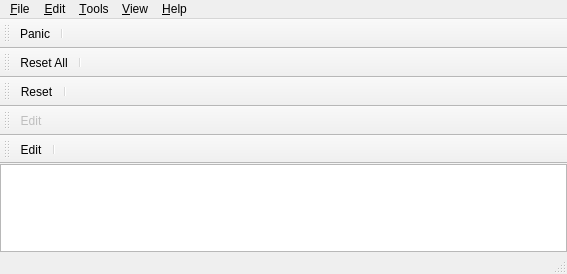
The window that src/vpiano.ui (pedrolcl/VMPK) describes before a commit, drawn with Qt 5.
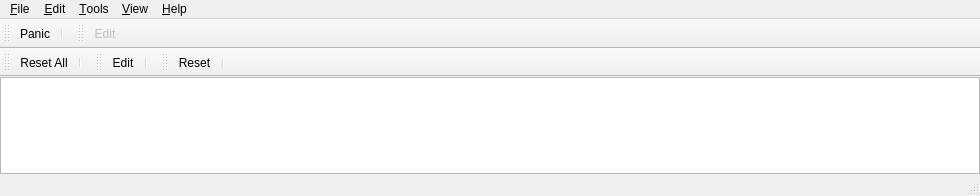
The same window after the commit. Icons and pictures are not drawn. Custom widgets are drawn as their Qt base class.

Commit message: Implementation of RFE #52 Adding Panic signal when change Base Octave (and MIDI channel as well) Initialization of extra controls toolbar with piano pedals (sustain, sostenuto, and soft) when empty Reorganization of toolbars

```diff
--- a/src/vpiano.ui
+++ b/src/vpiano.ui
@@ -23,8 +23,8 @@
    <rect>
     <x>0</x>
     <y>0</y>
-    <width>567</width>
-    <height>274</height>
+    <width>980</width>
+    <height>196</height>
    </rect>
   </property>
   <property name="windowTitle">
@@ -58,8 +58,8 @@
     <rect>
      <x>0</x>
      <y>0</y>
-     <width>567</width>
-     <height>22</height>
+     <width>980</width>
+     <height>23</height>
     </rect>
    </property>
    <widget class="QMenu" name="menuFile">
@@ -221,50 +221,6 @@
    <addaction name="actionPanic"/>
    <addaction name="separator"/>
   </widget>
-  <widget class="QToolBar" name="toolBarControllers">
-   <property name="sizePolicy">
-    <sizepolicy hsizetype="Minimum" vsizetype="Fixed">
-     <horstretch>0</horstretch>
-     <verstretch>0</verstretch>
-    </sizepolicy>
-   </property>
-   <property name="windowTitle">
-    <string>&amp;Controllers</string>
-   </property>
-   <property name="toolButtonStyle">
-    <enum>Qt::ToolButtonTextOnly</enum>
-   </property>
-   <attribute name="toolBarArea">
-    <enum>TopToolBarArea</enum>
-   </attribute>
-   <attribute name="toolBarBreak">
-    <bool>true</bool>
-   </attribute>
-   <addaction name="actionResetAll"/>
-   <addaction name="separator"/>
-  </widget>
-  <widget class="QToolBar" name="toolBarBender">
-   <property name="sizePolicy">
-    <sizepolicy hsizetype="Minimum" vsizetype="Fixed">
-     <horstretch>0</horstretch>
-     <verstretch>0</verstretch>
-    </sizepolicy>
-   </property>
-   <property name="windowTitle">
-    <string>Pitch &amp;Bender</string>
-   </property>
-   <property name="toolButtonStyle">
-    <enum>Qt::ToolButtonTextOnly</enum>
-   </property>
-   <attribute name="toolBarArea">
-    <enum>TopToolBarArea</enum>
-   </attribute>
-   <attribute name="toolBarBreak">
-    <bool>true</bool>
-   </attribute>
-   <addaction name="actionReset"/>
-   <addaction name="separator"/>
-  </widget>
   <widget class="QToolBar" name="toolBarPrograms">
    <property name="sizePolicy">
     <sizepolicy hsizetype="Minimum" vsizetype="Fixed">
@@ -282,10 +238,32 @@
     <enum>TopToolBarArea</enum>
    </attribute>
    <attribute name="toolBarBreak">
-    <bool>true</bool>
+    <bool>false</bool>
    </attribute>
    <addaction name="actionEditPrograms"/>
   </widget>
+  <widget class="QToolBar" name="toolBarControllers">
+   <property name="sizePolicy">
+    <sizepolicy hsizetype="Minimum" vsizetype="Fixed">
+     <horstretch>0</horstretch>
+     <verstretch>0</verstretch>
+    </sizepolicy>
+   </property>
+   <property name="windowTitle">
+    <string>&amp;Controllers</string>
+   </property>
+   <property name="toolButtonStyle">
+    <enum>Qt::ToolButtonTextOnly</enum>
+   </property>
+   <attribute name="toolBarArea">
+    <enum>TopToolBarArea</enum>
+   </attribute>
+   <attribute name="toolBarBreak">
+    <bool>true</bool>
+   </attribute>
+   <addaction name="actionResetAll"/>
+   <addaction name="separator"/>
+  </widget>
   <widget class="QToolBar" name="toolBarExtra">
    <property name="sizePolicy">
     <sizepolicy hsizetype="Minimum" vsizetype="Fixed">
@@ -303,11 +281,33 @@
     <enum>TopToolBarArea</enum>
    </attribute>
    <attribute name="toolBarBreak">
-    <bool>true</bool>
+    <bool>false</bool>
    </attribute>
    <addaction name="actionEditExtra"/>
    <addaction name="separator"/>
   </widget>
+  <widget class="QToolBar" name="toolBarBender">
+   <property name="sizePolicy">
+    <sizepolicy hsizetype="Minimum" vsizetype="Fixed">
+     <horstretch>0</horstretch>
+     <verstretch>0</verstretch>
+    </sizepolicy>
+   </property>
+   <property name="windowTitle">
+    <string>Pitch &amp;Bender</string>
+   </property>
+   <property name="toolButtonStyle">
+    <enum>Qt::ToolButtonTextOnly</enum>
+   </property>
+   <attribute name="toolBarArea">
+    <enum>TopToolBarArea</enum>
+   </attribute>
+   <attribute name="toolBarBreak">
+    <bool>false</bool>
+   </attribute>
+   <addaction name="actionReset"/>
+   <addaction name="separator"/>
+  </widget>
   <action name="actionExit">
    <property name="text">
     <string>&amp;Quit</string>
```
Left out of the diff: 28 changed lines with no effect on the pictures. The commit also changes 3 other files.
